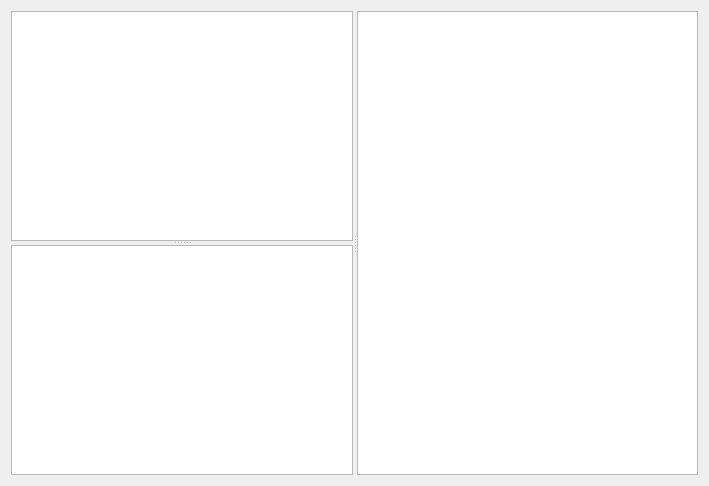
Before: the Qt Designer form src/bsdd_gui/module/property_picker/qt/Widget.ui in c-mellueh/bSDD-Toolkit, drawn with Qt 5.
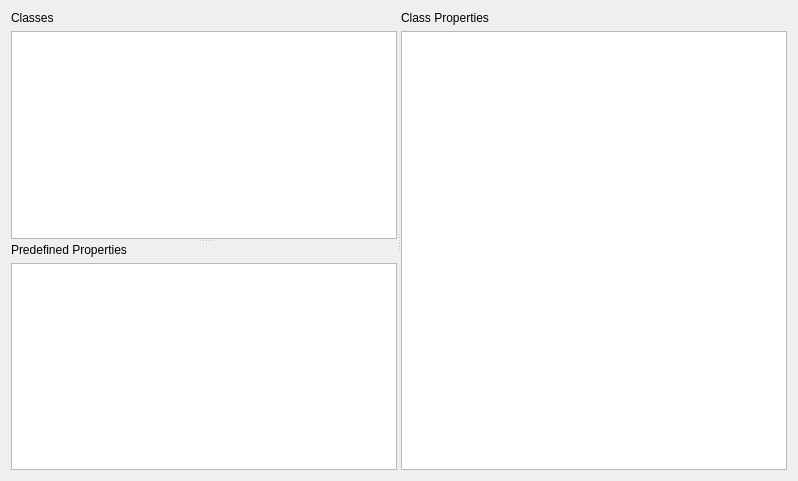
After: the same form once the commit is applied. Custom widgets are drawn as their Qt base class.

Patch:
```diff
--- a/src/bsdd_gui/module/property_picker/qt/Widget.ui
+++ b/src/bsdd_gui/module/property_picker/qt/Widget.ui
@@ -6,8 +6,8 @@
    <rect>
     <x>0</x>
     <y>0</y>
-    <width>709</width>
-    <height>486</height>
+    <width>798</width>
+    <height>481</height>
    </rect>
   </property>
   <property name="windowTitle">
@@ -23,13 +23,48 @@
       <property name="orientation">
        <enum>Qt::Orientation::Vertical</enum>
       </property>
-      <widget class="ClassView" name="tv_classes"/>
-      <widget class="QTableView" name="tv_pset"/>
+      <widget class="QWidget" name="verticalLayoutWidget_2">
+       <layout class="QVBoxLayout" name="verticalLayout_2">
+        <item>
+         <widget class="QLabel" name="lb_classes">
+          <property name="text">
+           <string>Classes</string>
+          </property>
+         </widget>
+        </item>
+        <item>
+         <widget class="ClassView" name="tv_classes"/>
+        </item>
+       </layout>
+      </widget>
+      <widget class="QWidget" name="verticalLayoutWidget">
+       <layout class="QVBoxLayout" name="verticalLayout">
+        <item>
+         <widget class="QLabel" name="lb_predefined_properties">
+          <property name="text">
+           <string>Predefined Properties</string>
+          </property>
+         </widget>
+        </item>
+        <item>
+         <widget class="PsetView" name="tv_pset"/>
+        </item>
+       </layout>
+      </widget>
      </widget>
-     <widget class="PropertyView" name="tv_properties">
-      <property name="enabled">
-       <bool>true</bool>
-      </property>
+     <widget class="QWidget" name="verticalLayoutWidget_3">
+      <layout class="QVBoxLayout" name="verticalLayout_3">
+       <item>
+        <widget class="QLabel" name="label">
+         <property name="text">
+          <string>Class Properties</string>
+         </property>
+        </widget>
+       </item>
+       <item>
+        <widget class="PropertyView" name="tv_properties"/>
+       </item>
+      </layout>
      </widget>
     </widget>
    </item>
@@ -46,6 +81,11 @@
    <extends>QTreeView</extends>
    <header>bsdd_gui.module.property_picker.model_views</header>
   </customwidget>
+  <customwidget>
+   <class>PsetView</class>
+   <extends>QTreeView</extends>
+   <header>bsdd_gui.module.property_picker.model_views</header>
+  </customwidget>
  </customwidgets>
  <resources/>
  <connections/>
```
